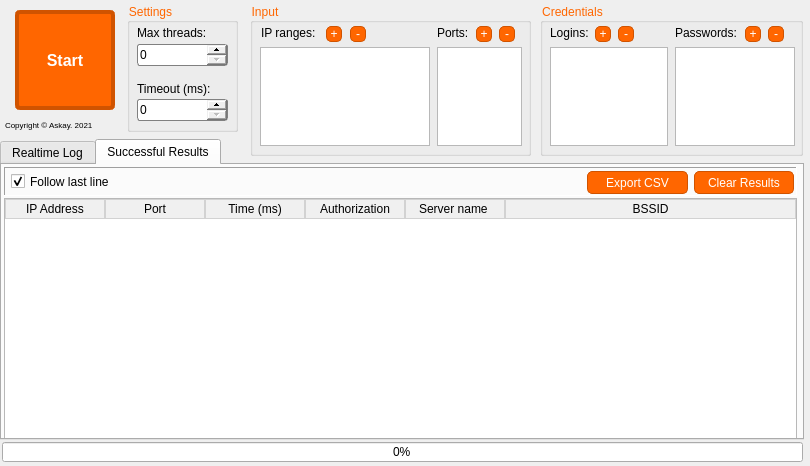
Askay35/Ip-Device-Scanner, file mainwindow.ui: the form before one commit.
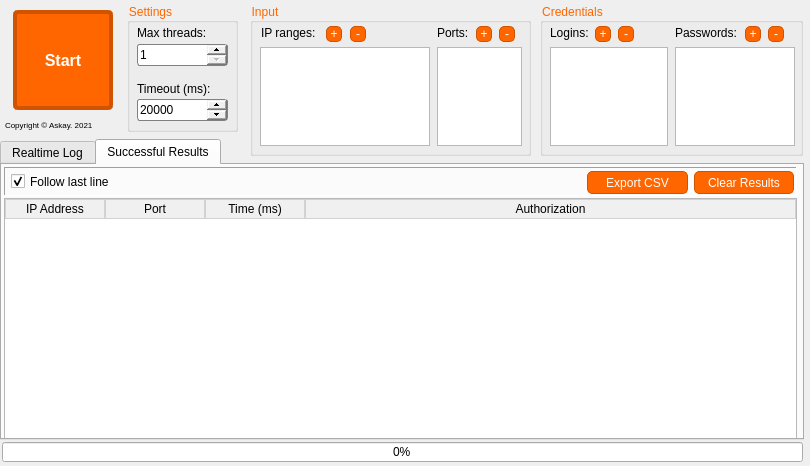
The form after the commit. Icons and pictures are not drawn.

```diff
--- a/mainwindow.ui
+++ b/mainwindow.ui
@@ -39,11 +39,18 @@
     <normaloff>:/images/icon.png</normaloff>:/images/icon.png</iconset>
   </property>
   <property name="styleSheet">
-   <string notr="true">QHeaderView::section
-{
+   <string notr="true">QHeaderView::section{
     background-color: rgb(240, 240, 240);
 	border: 1px solid rgb(210, 210, 210);
     color: #000;
+
+}
+
+QScrollBar::horizontal{
+	height: 15px;
+}
+QScrollBar::vertical{
+	width: 15px;
 }
 
 QSpinBox::up-button,QSpinBox::down-button{
@@ -110,7 +117,7 @@
    <widget class="QPushButton" name="startBtn">
     <property name="geometry">
      <rect>
-      <x>15</x>
+      <x>13</x>
       <y>10</y>
       <width>100</width>
       <height>100</height>
@@ -285,16 +292,6 @@
         <string>Authorization</string>
        </property>
       </column>
-      <column>
-       <property name="text">
-        <string>Server name </string>
-       </property>
-      </column>
-      <column>
-       <property name="text">
-        <string>BSSID</string>
-       </property>
-      </column>
      </widget>
      <widget class="QFrame" name="frame_2">
       <property name="geometry">
@@ -532,9 +529,18 @@
        <height>22</height>
       </rect>
      </property>
+     <property name="minimum">
+      <number>1</number>
+     </property>
      <property name="maximum">
       <number>60000</number>
      </property>
+     <property name="singleStep">
+      <number>100</number>
+     </property>
+     <property name="value">
+      <number>20000</number>
+     </property>
     </widget>
     <widget class="QSpinBox" name="maxThreadsInput">
      <property name="geometry">
@@ -545,6 +551,9 @@
        <height>22</height>
       </rect>
      </property>
+     <property name="minimum">
+      <number>1</number>
+     </property>
      <property name="maximum">
       <number>500</number>
      </property>
```
Left out of the diff: 12 changed lines with no effect on the pictures.
